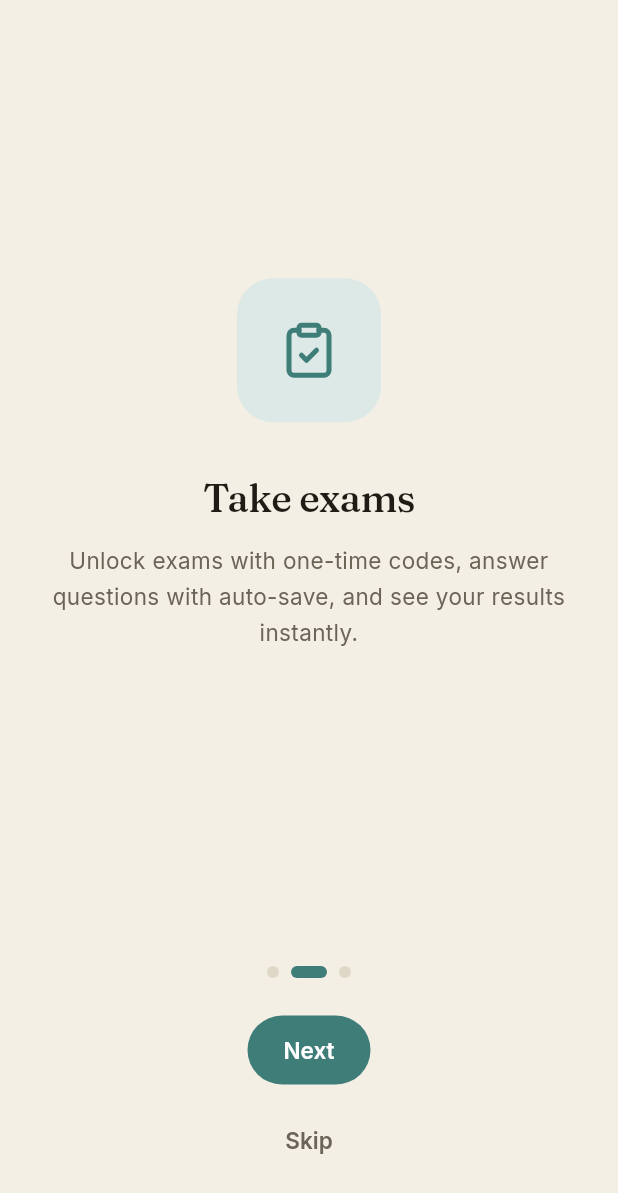
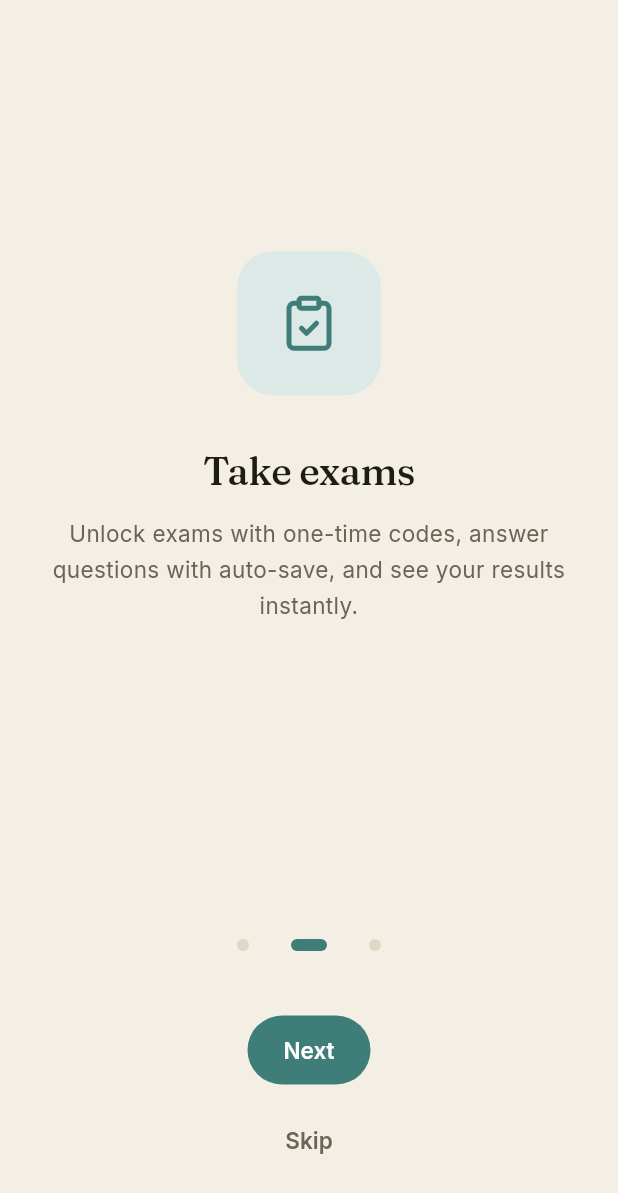
Before and after one commit to zezosaad/NA-academy, a Flutter app: the screen it shows after launch, after a tap on "Next", on a phone screen of 412 x 824 dp. Shown: the top 1193 px of the screen. Run offline on Flutter 3.47's test engine with Material 3 defaults, Android fonts, the phone set to English and light mode, and no system bars; our stand-ins replace animate_do, app_links, cached_network_image, dio, flutter_riverpod, flutter_secure_storage and 7 more; accounts and stored records are empty.

Commit message:
fix: address review findings - jumpToPage, a11y dots, PII masking
- onboarding: use jumpToPage instead of animateToPage(Duration.zero) for reduced-motion
- onboarding: wrap indicator dots in Semantics with 44dp touch target
- auth.service: mask email in log for unknown-password-reset requests

```diff
--- a/na_app/lib/features/onboarding/presentation/pages/onboarding_page.dart
+++ b/na_app/lib/features/onboarding/presentation/pages/onboarding_page.dart
@@ -47,12 +47,15 @@ class _OnboardingPageState extends State<OnboardingPage> {
   }
 
   void _goToPage(int page) {
-    final reduce = AppMotion.shouldReduceMotion(context);
+    if (AppMotion.shouldReduceMotion(context)) {
+      _pageController.jumpToPage(page);
+    } else {
       _pageController.animateToPage(
         page,
-      duration: reduce ? Duration.zero : AppMotion.medium,
+        duration: AppMotion.medium,
         curve: AppMotion.standard,
       );
+    }
   }
 
   @override
@@ -84,11 +87,17 @@ class _OnboardingPageState extends State<OnboardingPage> {
                     mainAxisAlignment: MainAxisAlignment.center,
                     children: List.generate(_totalSlides, (index) {
                       final isActive = index == _currentPage;
-                      return GestureDetector(
+                      return Semantics(
+                        label: 'Page ${index + 1}',
+                        button: true,
+                        child: GestureDetector(
                           onTap: () => _goToPage(index),
+                          child: SizedBox(
+                            width: 44,
+                            height: 44,
+                            child: Center(
                               child: AnimatedContainer(
                                 duration: AppMotion.shouldReduceMotion(context) ? Duration.zero : AppMotion.short,
-                          margin: const EdgeInsets.symmetric(horizontal: 4),
                                 width: isActive ? 24 : 8,
                                 height: 8,
                                 decoration: BoxDecoration(
@@ -96,6 +105,9 @@ class _OnboardingPageState extends State<OnboardingPage> {
                                       ? (isDark ? AppColors.darkAccent : AppColors.accent)
                                       : (isDark ? AppColors.darkBorderSubtle : AppColors.borderSubtle),
                                   borderRadius: BorderRadius.circular(4),
+                                ),
+                              ),
+                            ),
                           ),
                         ),
                       );
```
Also changed, not shown: 1 other file. Lines whose indentation alone changed are shown as unchanged.
